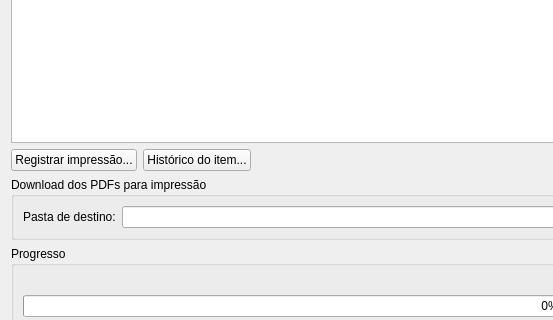
Old version of the form ferramentas_mapoteca/gui/pedidos/pedidos_dialog.ui in the repository 1cgeo/controle_acervo; both pictures show x 0 to 553 and y 384 to 704 of the 1100 by 800 pixel window.
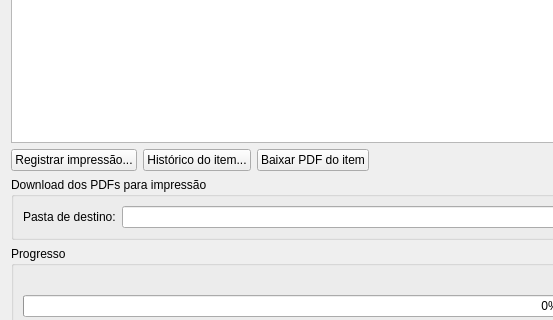
New version of the form.

```diff
--- a/ferramentas_mapoteca/gui/pedidos/pedidos_dialog.ui
+++ b/ferramentas_mapoteca/gui/pedidos/pedidos_dialog.ui
@@ -132,6 +132,13 @@
        </property>
       </widget>
      </item>
+     <item>
+      <widget class="QPushButton" name="baixarItemButton">
+       <property name="text">
+        <string>Baixar PDF do item</string>
+       </property>
+      </widget>
+     </item>
      <item>
       <spacer name="itensButtonsSpacer">
        <property name="orientation">
```
Left out of the diff: 2 changed lines with no effect on the pictures.
